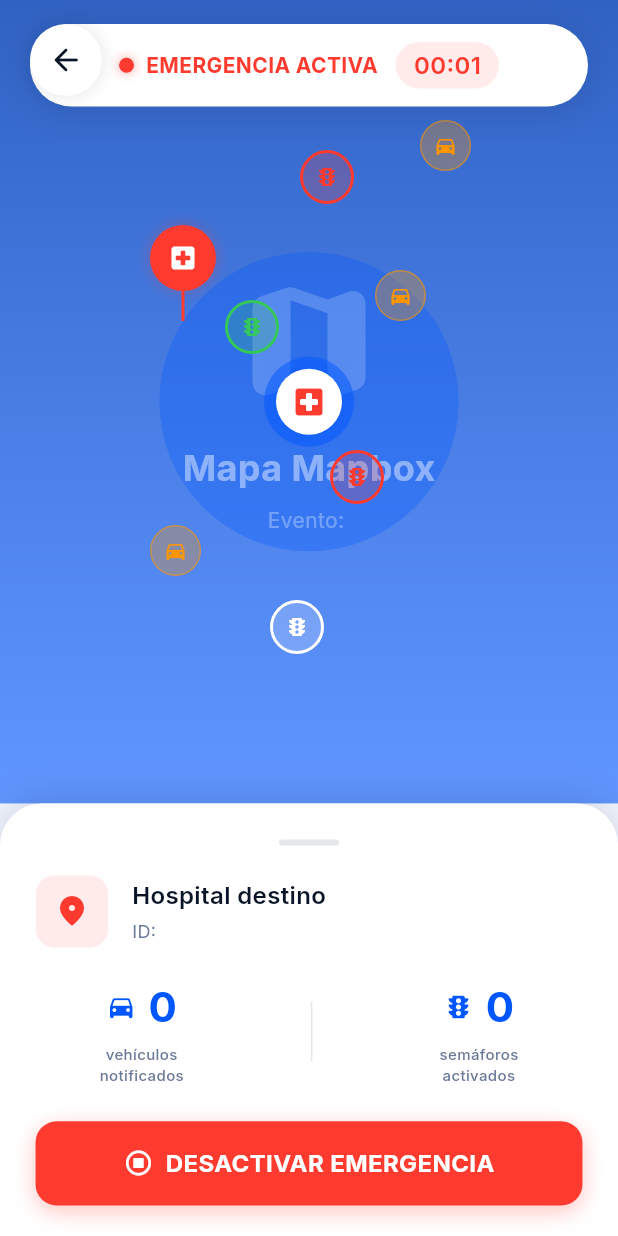
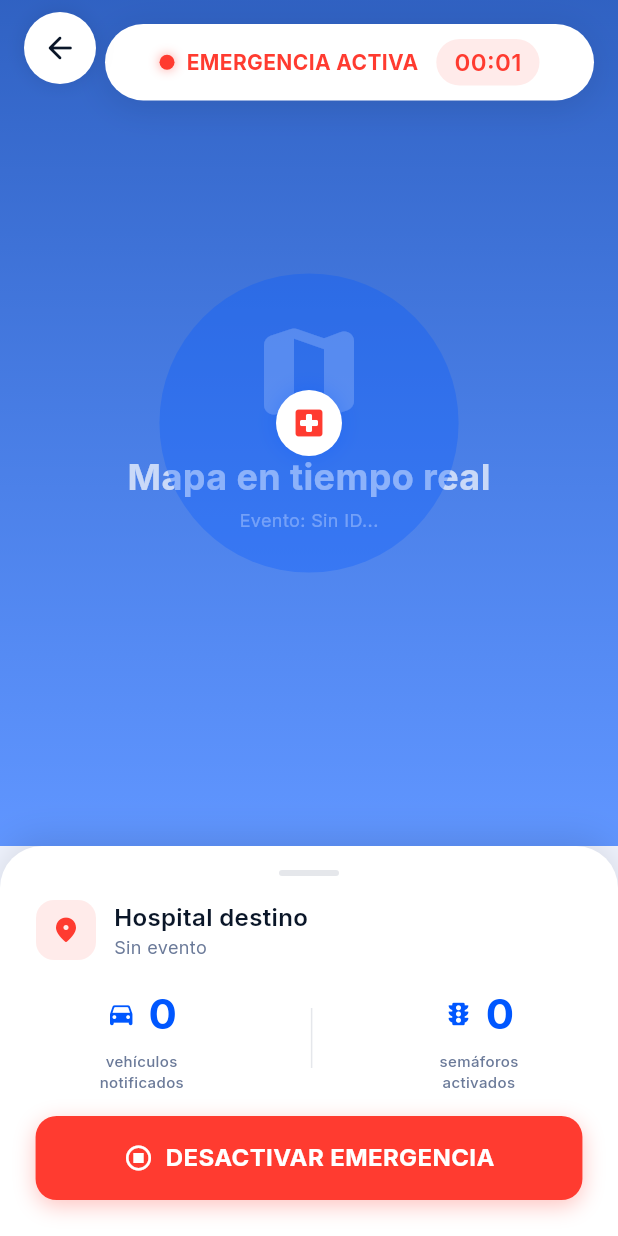
Before and after one commit to lauu2801r-dotcom/Dynavia-Frontend, a Flutter app: the ActiveRouteMapScreen screen opened directly, on a phone screen of 412 x 824 dp. Run offline on Flutter 3.47's test engine with Material 3 defaults, Android fonts, the light colour scheme and no system bars; our stand-ins replace fl_chart, google_fonts.

Commit message:
feed: arreglos

```diff
--- a/lib/features/map/active_route_map_screen.dart
+++ b/lib/features/map/active_route_map_screen.dart
@@ -21,11 +21,10 @@ class _ActiveRouteMapScreenState extends State<ActiveRouteMapScreen>
   int _elapsedSeconds = 0;
   int _vehiclesNotified = 0;
   int _semaphoresActivated = 0;
-  bool _isLoadingStats = false;
 
   static const String _baseEmergency = 'http://10.0.2.2:3001';
-  static const String _baseNotifications = 'http://10.0.3.15:3003';
-  static const String _baseTraffic = 'http://10.0.3.15:3005';
+  static const String _baseNotifications = 'http://10.0.2.2:3003';
+  static const String _baseTraffic = 'http://10.0.2.2:3005';
 
   late AnimationController _rippleController;
   late Animation<double> _rippleAnimation;
@@ -42,12 +41,10 @@ class _ActiveRouteMapScreenState extends State<ActiveRouteMapScreen>
     );
     _rippleController.repeat();
     _startTimer();
-    _loadStats();
+    if (widget.eventId.isNotEmpty) _loadStats();
   }
 
-  // Carga stats reales desde ms-notifications y ms-traffic
   Future<void> _loadStats() async {
-    setState(() => _isLoadingStats = true);
     try {
       final notifRes = await http.get(
         Uri.parse('$_baseNotifications/notifications/${widget.eventId}/summary'),
@@ -72,11 +69,7 @@ class _ActiveRouteMapScreenState extends State<ActiveRouteMapScreen>
           setState(() => _semaphoresActivated = data['count'] ?? 0);
         }
       }
-    } catch (_) {
-      // Sin conexión, se quedan en 0
-    } finally {
-      if (mounted) setState(() => _isLoadingStats = false);
-    }
+    } catch (_) {}
   }
 
   void _startTimer() {
@@ -134,7 +127,6 @@ class _ActiveRouteMapScreenState extends State<ActiveRouteMapScreen>
     }
   }
 
-  // 🔌 Llamada real a ms-emergency para desactivar
   Future<void> _completeDeactivation() async {
     try {
       final response = await http.post(
@@ -143,15 +135,18 @@ class _ActiveRouteMapScreenState extends State<ActiveRouteMapScreen>
         body: jsonEncode({'event_id': widget.eventId}),
       ).timeout(const Duration(seconds: 5));
 
+      if (mounted) {
+        int totalSeconds = _elapsedSeconds;
         if (response.statusCode == 200) {
           final data = jsonDecode(response.body);
-        if (mounted) {
+          totalSeconds = data['total_duration_seconds'] ?? _elapsedSeconds;
+        }
         Navigator.of(context).pushReplacement(
           PageRouteBuilder(
             pageBuilder: (context, animation, secondaryAnimation) =>
                 EventSummaryScreen(
                   eventId: widget.eventId,
-                    totalSeconds: data['total_duration_seconds'] ?? _elapsedSeconds,
+                  totalSeconds: totalSeconds,
                 ),
             transitionsBuilder: (context, animation, secondaryAnimation, child) {
               return FadeTransition(opacity: animation, child: child);
@@ -160,9 +155,7 @@ class _ActiveRouteMapScreenState extends State<ActiveRouteMapScreen>
           ),
         );
       }
-      }
     } catch (e) {
-      // Si falla la red, navega igual con el tiempo local
       if (mounted) {
         Navigator.of(context).pushReplacement(
           PageRouteBuilder(
@@ -184,11 +177,13 @@ class _ActiveRouteMapScreenState extends State<ActiveRouteMapScreen>
   @override
   Widget build(BuildContext context) {
     return Scaffold(
-      body: Column(
+      body: SafeArea(
+        child: Column(
           children: [
             Expanded(
-            flex: 65,
+              flex: 60,
               child: Stack(
+                fit: StackFit.expand,
                 children: [
                   _buildMap(),
                   _buildFloatingPill(),
@@ -196,11 +191,9 @@ class _ActiveRouteMapScreenState extends State<ActiveRouteMapScreen>
                 ],
               ),
             ),
-          Expanded(
-            flex: 35,
-            child: _buildBottomPanel(),
+            _buildBottomPanel(),
+          ],
         ),
-        ],
       ),
     );
   }
@@ -222,24 +215,22 @@ class _ActiveRouteMapScreenState extends State<ActiveRouteMapScreen>
           Center(
             child: Column(
               mainAxisAlignment: MainAxisAlignment.center,
+              mainAxisSize: MainAxisSize.min,
               children: [
-                Icon(Icons.map_rounded, size: 100,
+                Icon(Icons.map_rounded, size: 80,
                     color: Colors.white.withOpacity(0.3)),
-                const SizedBox(height: 16),
-                Text('Mapa Mapbox',
+                const SizedBox(height: 12),
+                Text('Mapa en tiempo real',
                     style: AppTypography.titleMedium
                         .copyWith(color: Colors.white.withOpacity(0.7))),
-                const SizedBox(height: 8),
-                Text('Evento: ${widget.eventId}',
-                    style: AppTypography.bodyMedium
+                const SizedBox(height: 4),
+                Text('Evento: ${widget.eventId.isEmpty ? "Sin ID" : widget.eventId.substring(0, 12)}...',
+                    style: AppTypography.bodySmall
                         .copyWith(color: Colors.white.withOpacity(0.5))),
               ],
             ),
           ),
           _buildAmbulanceMarker(),
-          _buildDestinationMarker(),
-          _buildTrafficLights(),
-          _buildVehicles(),
         ],
       ),
     );
@@ -264,13 +255,6 @@ class _ActiveRouteMapScreenState extends State<ActiveRouteMapScreen>
                 ),
               ),
               Container(
-                width: 60, height: 60,
-                decoration: BoxDecoration(
-                  shape: BoxShape.circle,
-                  color: AppColors.primary.withOpacity(0.5),
-                ),
-              ),
-              Container(
                 width: 44, height: 44,
                 decoration: BoxDecoration(
                   shape: BoxShape.circle,
@@ -292,95 +276,12 @@ class _ActiveRouteMapScreenState extends State<ActiveRouteMapScreen>
     );
   }
 
-  Widget _buildDestinationMarker() {
-    return Positioned(
-      left: 100, top: 150,
-      child: Column(
-        children: [
-          Container(
-            padding: const EdgeInsets.all(12),
-            decoration: BoxDecoration(
-              color: AppColors.emergency1,
-              shape: BoxShape.circle,
-              boxShadow: [
-                BoxShadow(
-                    color: AppColors.emergency1.withOpacity(0.3), blurRadius: 8)
-              ],
-            ),
-            child: const Icon(Icons.local_hospital_rounded,
-                color: Colors.white, size: 20),
-          ),
-          Container(width: 2, height: 20, color: AppColors.emergency1),
-        ],
-      ),
-    );
-  }
-
-  Widget _buildTrafficLights() {
-    final lights = [
-      {'top': 100.0, 'left': 200.0, 'status': 0},
-      {'top': 200.0, 'left': 150.0, 'status': 1},
-      {'top': 300.0, 'left': 220.0, 'status': 0},
-      {'top': 400.0, 'left': 180.0, 'status': 2},
-    ];
-    return Stack(
-      children: lights.map((light) {
-        final status = light['status'] as int;
-        final color = status == 1
-            ? AppColors.emergency3
-            : status == 2
-                ? Colors.white
-                : AppColors.emergency1;
-        return Positioned(
-          top: light['top'] as double,
-          left: light['left'] as double,
-          child: Container(
-            padding: const EdgeInsets.all(8),
-            decoration: BoxDecoration(
-              color: color.withOpacity(0.2),
-              shape: BoxShape.circle,
-              border: Border.all(color: color, width: 2),
-            ),
-            child: Icon(Icons.traffic, color: color, size: 16),
-          ),
-        );
-      }).toList(),
-    );
-  }
-
-  Widget _buildVehicles() {
-    final vehicles = [
-      {'top': 80.0, 'left': 280.0},
-      {'top': 180.0, 'left': 250.0},
-      {'top': 350.0, 'left': 100.0},
-    ];
-    return Stack(
-      children: vehicles.map((vehicle) {
-        return Positioned(
-          top: vehicle['top'] as double,
-          left: vehicle['left'] as double,
-          child: Container(
-            padding: const EdgeInsets.all(8),
-            decoration: BoxDecoration(
-              color: AppColors.emergency2.withOpacity(0.3),
-              shape: BoxShape.circle,
-              border: Border.all(
-                  color: AppColors.emergency2.withOpacity(0.5), width: 1),
-            ),
-            child: const Icon(Icons.directions_car_rounded,
-                color: AppColors.emergency2, size: 16),
-          ),
-        );
-      }).toList(),
-    );
-  }
-
   Widget _buildFloatingPill() {
     return Positioned(
-      top: MediaQuery.of(context).padding.top + 16,
-      left: 20, right: 20,
+      top: 16,
+      left: 70, right: 16,
       child: Container(
-        padding: const EdgeInsets.symmetric(horizontal: 20, vertical: 12),
+        padding: const EdgeInsets.symmetric(horizontal: 16, vertical: 10),
         decoration: BoxDecoration(
           color: AppColors.surface,
           borderRadius: BorderRadius.circular(50),
@@ -429,8 +330,7 @@ class _ActiveRouteMapScreenState extends State<ActiveRouteMapScreen>
 
   Widget _buildBackButton() {
     return Positioned(
-      top: MediaQuery.of(context).padding.top + 16,
-      left: 20,
+      top: 8, left: 16,
       child: Container(
         decoration: BoxDecoration(
           color: AppColors.surface,
@@ -460,7 +360,7 @@ class _ActiveRouteMapScreenState extends State<ActiveRouteMapScreen>
           BoxShadow(color: Colors.black12, blurRadius: 20, offset: Offset(0, -4))
         ],
       ),
-      padding: const EdgeInsets.all(24),
+      padding: const EdgeInsets.fromLTRB(24, 16, 24, 24),
       child: Column(
         mainAxisSize: MainAxisSize.min,
         crossAxisAlignment: CrossAxisAlignment.start,
@@ -474,32 +374,35 @@ class _ActiveRouteMapScreenState extends State<ActiveRouteMapScreen>
               ),
             ),
           ),
-          const SizedBox(height: 20),
+          const SizedBox(height: 16),
           Row(
             children: [
               Container(
-                padding: const EdgeInsets.all(12),
+                padding: const EdgeInsets.all(10),
                 decoration: BoxDecoration(
                   color: AppColors.emergency1.withOpacity(0.1),
                   borderRadius: BorderRadius.circular(12),
                 ),
                 child: const Icon(Icons.location_on_rounded,
-                    color: AppColors.emergency1, size: 24),
+                    color: AppColors.emergency1, size: 20),
               ),
-              const SizedBox(width: 16),
+              const SizedBox(width: 12),
               Expanded(
                 child: Column(
                   crossAxisAlignment: CrossAxisAlignment.start,
                   children: [
                     Text('Hospital destino', style: AppTypography.subtitleMedium),
-                    const SizedBox(height: 4),
-                    Text('ID: ${widget.eventId}', style: AppTypography.bodySmall),
+                    Text(
+                      widget.eventId.isEmpty ? 'Sin evento' : widget.eventId,
+                      style: AppTypography.bodySmall,
+                      overflow: TextOverflow.ellipsis,
+                    ),
                   ],
                 ),
               ),
             ],
           ),
-          const SizedBox(height: 20),
+          const SizedBox(height: 16),
           Row(
             mainAxisAlignment: MainAxisAlignment.spaceAround,
             children: [
@@ -510,7 +413,7 @@ class _ActiveRouteMapScreenState extends State<ActiveRouteMapScreen>
                   '$_semaphoresActivated', 'semáforos\nactivados'),
             ],
           ),
-          const SizedBox(height: 24),
+          const SizedBox(height: 16),
           _buildDeactivateButton(),
         ],
       ),
@@ -519,8 +422,10 @@ class _ActiveRouteMapScreenState extends State<ActiveRouteMapScreen>
 
   Widget _buildStatItem(IconData icon, String value, String label) {
     return Column(
+      mainAxisSize: MainAxisSize.min,
       children: [
         Row(
+          mainAxisSize: MainAxisSize.min,
           children: [
             Icon(icon, color: AppColors.primary, size: 20),
             const SizedBox(width: 8),
@@ -594,7 +499,6 @@ class _ActiveRouteMapScreenState extends State<ActiveRouteMapScreen>
   }
 }
 
-// — AnimatedFractionallySizedBox (sin cambios) —
 class AnimatedFractionallySizedBox extends ImplicitlyAnimatedWidget {
   final double widthFactor;
   final Widget child;
```
Lines whose indentation alone changed are shown as unchanged.
